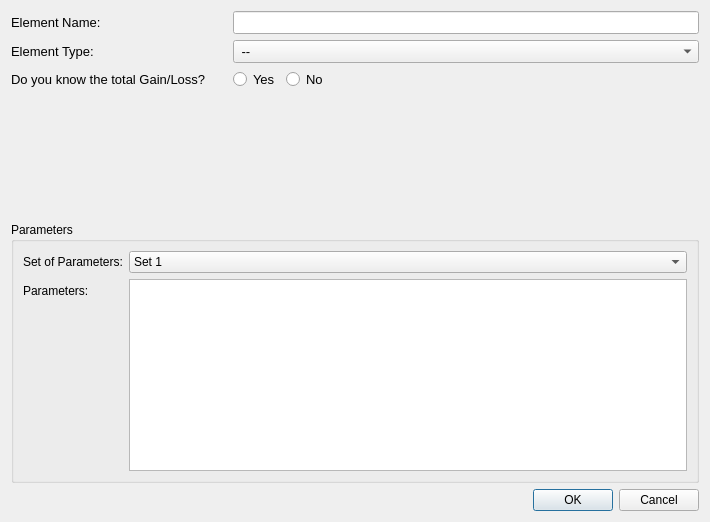
First picture: the form in project/app/ui/new_element.ui, repository LMaiorano/Link-Budget-Toolbox, before the edit.
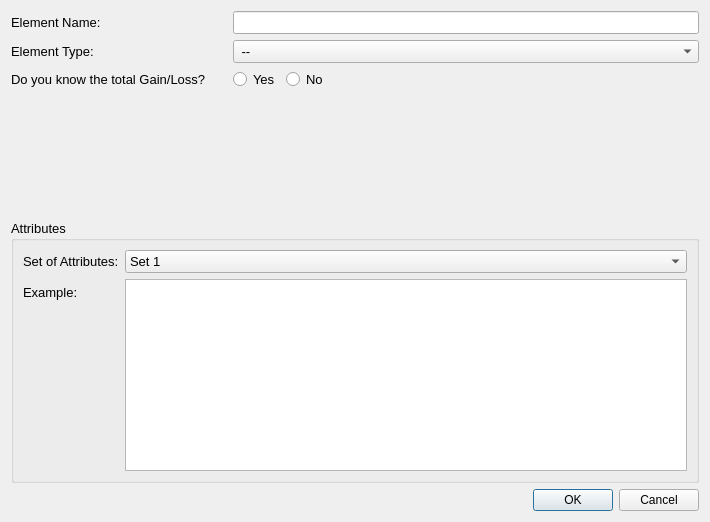
Second picture: the form after the edit.

Commit message: accept checking for radio button

What changed in the file:
```diff
--- a/project/app/ui/new_element.ui
+++ b/project/app/ui/new_element.ui
@@ -167,17 +167,17 @@
      </property>
      <property name="font">
       <font>
-       <pointsize>9</pointsize>
+       <pointsize>10</pointsize>
       </font>
      </property>
      <property name="title">
-      <string>Parameters</string>
+      <string>Attributes</string>
      </property>
      <layout class="QFormLayout" name="formLayout_2">
       <item row="0" column="0">
        <widget class="QLabel" name="lbl_set_of_param">
         <property name="text">
-         <string>Set of Parameters:</string>
+         <string>Set of Attributes:</string>
         </property>
        </widget>
       </item>
@@ -204,7 +204,7 @@
          <bool>true</bool>
         </property>
         <property name="text">
-         <string>Parameters:</string>
+         <string>Example:</string>
         </property>
        </widget>
       </item>
```
The commit also changes 1 other file.
